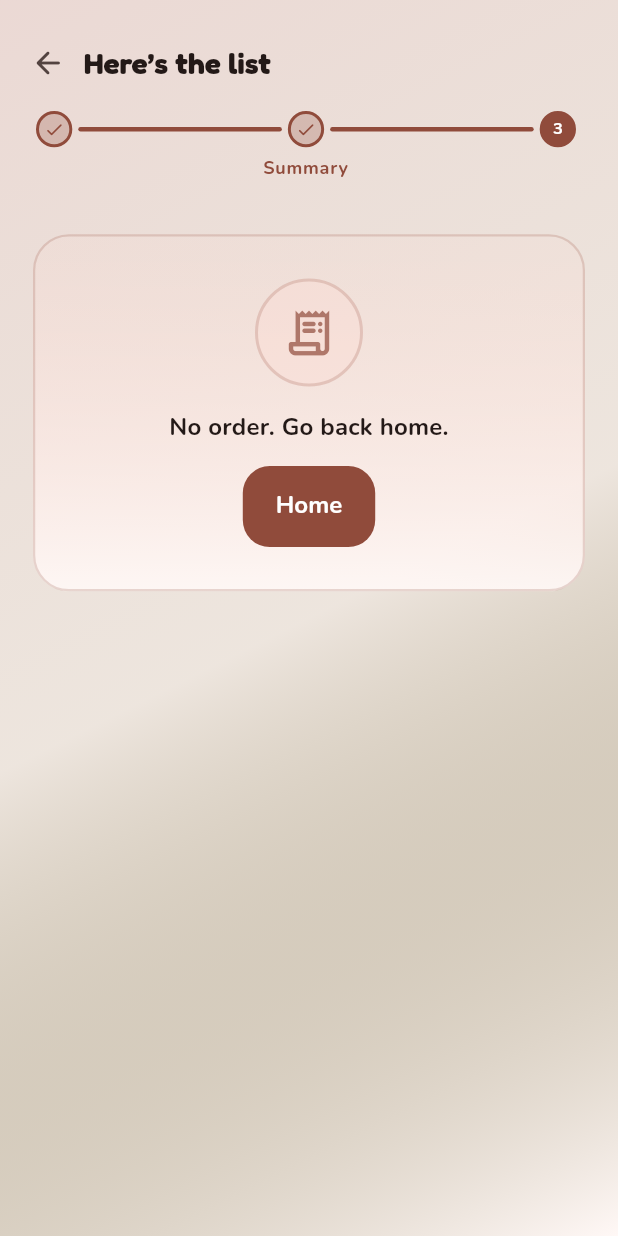
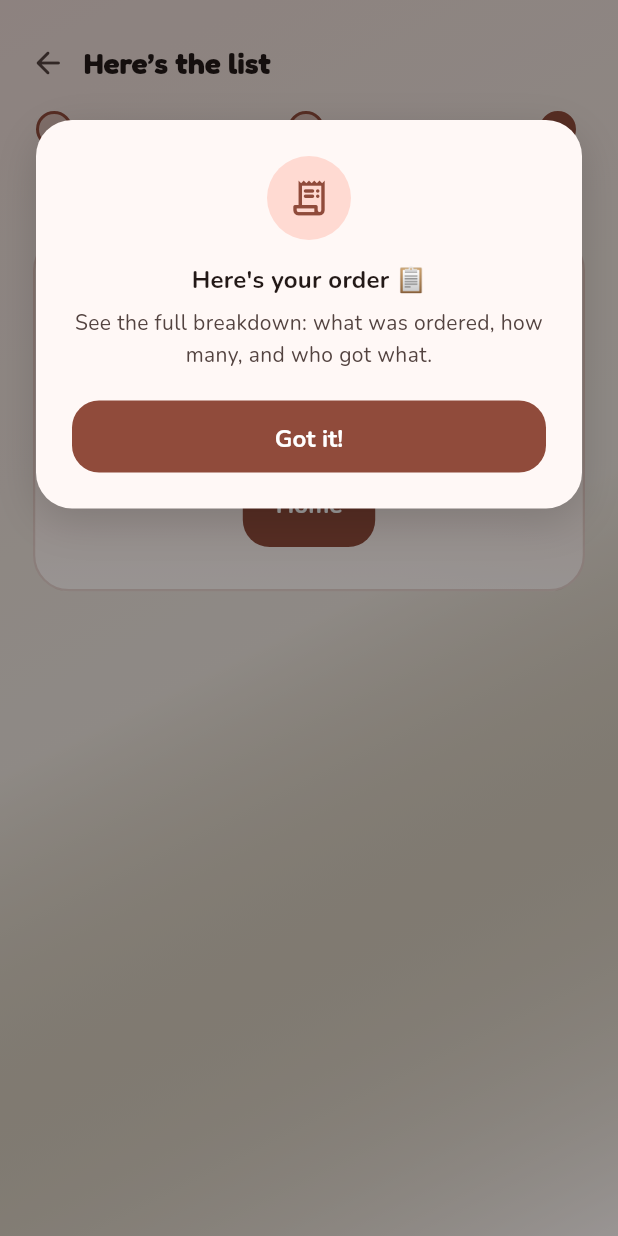
Before and after one commit to Juma1988/crew_bites, a Flutter app: the OutputHistoryPage screen opened by its route, on a phone screen of 412 x 824 dp. Run offline on Flutter 3.47's test engine with Material 3 defaults, Android fonts, the phone set to English and light mode, and no system bars; our stand-ins replace flutter_markdown, share_plus, shared_preferences; accounts and stored records are empty.

Commit message:
Add summary page onboarding (3 steps + done)

```diff
--- a/lib/core/translate.dart
+++ b/lib/core/translate.dart
@@ -836,4 +836,27 @@ class Translate {
         'Swipe a food card to undo one item for the selected person. Empty cards get removed entirely.',
         'اسحب بطاقة الأكل عشان ترجع واحدة للشخص المختار. البطاقات الفاضية بتتمسح.',
       );
+
+  // ── Summary page onboarding ────────────────────────────────────────
+
+  String get obSummaryTitle => _tr('Here\'s your order 📋', 'الطلب بتاعك 📋');
+
+  String get obSummaryBody => _tr(
+        'See the full breakdown: what was ordered, how many, and who got what.',
+        'شوف التفاصيل: إيه اللي اتكمل، كام واحدة، ومين أخد إيه.',
+      );
+
+  String get obShareTitle => _tr('Share it! 📤', 'شاركه! 📤');
+
+  String get obShareBody => _tr(
+        'Tap Share to send the order as text to your group chat or copy it.',
+        'دوس شارك عشان تبعت الطلب كنص في شات الجروب أو تنسخه.',
+      );
+
+  String get obBundleSaveTitle => _tr('Save for next time 💾', 'احفظ للمرة الجاية 💾');
+
+  String get obBundleSaveBody => _tr(
+        'Like this order? Save it as a bundle to load it instantly next time!',
+        'عجبك الطلب؟ احفظه كباقة عشان تنزّله في ثانية المرة الجاية!',
+      );
 }
--- a/lib/core/values/app_values.dart
+++ b/lib/core/values/app_values.dart
@@ -116,6 +116,7 @@ abstract final class AppValues {
   // ── Onboarding ─────────────────────────────────────────────────────
   static const String prefsOnboardingDone = 'onboarding_done';
   static const String prefsOrdersOnboardingDone = 'orders_onboarding_done';
+  static const String prefsSummaryOnboardingDone = 'summary_onboarding_done';
 
   // ── Currency ────────────────────────────────────────────────────────
 
--- a/lib/screens/output_history_page.dart
+++ b/lib/screens/output_history_page.dart
@@ -17,6 +17,7 @@ import '../models/order_models.dart';
 import '../models/output_args.dart';
 import '../models/restaurant_group.dart';
 import '../widgets/section_card.dart';
+import '../widgets/summary_onboarding.dart';
 import '../widgets/wizard_step_bar.dart';
 import 'homepage.dart';
 import 'add_orders_page.dart';
@@ -43,6 +44,7 @@ class _OutputHistoryPageState extends State<OutputHistoryPage> {
   final _wholeOrderKey = GlobalKey();
   final _whoOrderedKey = GlobalKey();
   final _actionsKey = GlobalKey();
+  final _summaryOnboardingKey = GlobalKey<SummaryOnboardingState>();
   int _swipeDownCount = 0;
   bool _neonUnlocked = false;
   bool _unlocking = false;
@@ -500,7 +502,7 @@ class _OutputHistoryPageState extends State<OutputHistoryPage> {
         final current = _current;
         final hasCurrent = current != null && current.hasContent;
 
-        return Scaffold(
+        return SummaryOnboarding(key: _summaryOnboardingKey, child: Scaffold(
       body: Stack(
         children: [
           Positioned.fill(
@@ -742,6 +744,7 @@ class _OutputHistoryPageState extends State<OutputHistoryPage> {
         ),
       ],
     ),
+  ),
   );
       },
     );
--- /dev/null
+++ b/lib/widgets/summary_onboarding.dart
@@ -0,0 +1,255 @@
+import 'package:flutter/material.dart';
+import 'package:shared_preferences/shared_preferences.dart';
+
+import '../core/app_haptics.dart';
+import '../core/theme.dart';
+import '../core/translate.dart';
+import '../core/values/app_values.dart';
+
+/// In-page onboarding overlay for the Summary/Output page.
+/// Teaches order review, sharing, and bundle saving — only once.
+class SummaryOnboarding extends StatefulWidget {
+  const SummaryOnboarding({super.key, required this.child});
+
+  final Widget child;
+
+  static Future<bool> isDone() async {
+    final prefs = await SharedPreferences.getInstance();
+    return prefs.getBool(AppValues.prefsSummaryOnboardingDone) ?? false;
+  }
+
+  static Future<void> markDone() async {
+    final prefs = await SharedPreferences.getInstance();
+    await prefs.setBool(AppValues.prefsSummaryOnboardingDone, true);
+  }
+
+  @override
+  State<SummaryOnboarding> createState() => SummaryOnboardingState();
+}
+
+class SummaryOnboardingState extends State<SummaryOnboarding> {
+  static const t = Translate();
+  OverlayEntry? _overlay;
+  int _step = 0;
+
+  @override
+  void initState() {
+    super.initState();
+    _init();
+  }
+
+  Future<void> _init() async {
+    final done = await SummaryOnboarding.isDone();
+    if (done || !mounted) return;
+    WidgetsBinding.instance.addPostFrameCallback((_) {
+      if (mounted) _startStep1();
+    });
+  }
+
+  void _startStep1() {
+    _step = 1;
+    _showOverlay(
+      icon: Icons.receipt_long_rounded,
+      title: t.obSummaryTitle,
+      body: t.obSummaryBody,
+      buttonText: t.onboardingNext,
+      onTap: _next,
+    );
+  }
+
+  void _startStep2() {
+    _step = 2;
+    _showOverlay(
+      icon: Icons.ios_share_rounded,
+      title: t.obShareTitle,
+      body: t.obShareBody,
+      buttonText: t.onboardingNext,
+      onTap: _next,
+    );
+  }
+
+  void _startStep3() {
+    _step = 3;
+    _showOverlay(
+      icon: Icons.playlist_add_rounded,
+      title: t.obBundleSaveTitle,
+      body: t.obBundleSaveBody,
+      buttonText: t.onboardingNext,
+      onTap: _next,
+    );
+  }
+
+  void _finish() async {
+    _step = 4;
+    await SummaryOnboarding.markDone();
+    if (!mounted) return;
+    _showOverlay(
+      icon: Icons.check_circle_outline_rounded,
+      title: t.onboardingDoneTitle,
+      body: t.onboardingDoneBody,
+      buttonText: t.onboardingDone,
+      onTap: () {
+        _overlay?.remove();
+        _overlay = null;
+        SummaryOnboarding.markDone();
+      },
+    );
+  }
+
+  void _next() {
+    _overlay?.remove();
+    _overlay = null;
+    switch (_step) {
+      case 1:
+        _startStep2();
+        break;
+      case 2:
+        _startStep3();
+        break;
+      case 3:
+        _finish();
+        break;
+    }
+  }
+
+  void _showOverlay({
+    required IconData icon,
+    required String title,
+    required String body,
+    required String buttonText,
+    required VoidCallback onTap,
+  }) {
+    _overlay?.remove();
+    _overlay = OverlayEntry(
+      builder: (ctx) => _SummaryOnboardingCard(
+        icon: icon,
+        title: title,
+        body: body,
+        buttonText: buttonText,
+        onTap: onTap,
+      ),
+    );
+    Overlay.of(context).insert(_overlay!);
+  }
+
+  @override
+  void dispose() {
+    _overlay?.remove();
+    super.dispose();
+  }
+
+  @override
+  Widget build(BuildContext context) => widget.child;
+}
+
+class _SummaryOnboardingCard extends StatelessWidget {
+  const _SummaryOnboardingCard({
+    required this.icon,
+    required this.title,
+    required this.body,
+    required this.buttonText,
+    required this.onTap,
+  });
+
+  final IconData icon;
+  final String title;
+  final String body;
+  final String buttonText;
+  final VoidCallback onTap;
+
+  @override
+  Widget build(BuildContext context) {
+    final theme = Theme.of(context);
+    final scheme = theme.colorScheme;
+    final topPadding = MediaQuery.of(context).padding.top;
+
+    return Stack(
+      children: [
+        Positioned.fill(
+          child: GestureDetector(
+            onTap: onTap,
+            child: Container(
+              color: Colors.black.withValues(alpha: 0.4),
+            ),
+          ),
+        ),
+        Positioned(
+          top: topPadding + 80,
+          left: 24,
+          right: 24,
+          child: Material(
+            color: Colors.transparent,
+            child: TweenAnimationBuilder<double>(
+              tween: Tween(begin: 0, end: 1),
+              duration: const Duration(milliseconds: 300),
+              builder: (context, val, child) => Opacity(
+                opacity: val,
+                child: Transform.translate(
+                  offset: Offset(0, 20 * (1 - val)),
+                  child: child,
+                ),
+              ),
+              child: Container(
+                decoration: BoxDecoration(
+                  color: scheme.surface,
+                  borderRadius: BorderRadius.circular(AppTheme.radiusCard),
+                  boxShadow: [
+                    BoxShadow(
+                      color: scheme.shadow.withValues(alpha: 0.15),
+                      blurRadius: 24,
+                      offset: const Offset(0, 8),
+                    ),
+                  ],
+                ),
+                padding: const EdgeInsets.all(24),
+                child: Column(
+                  mainAxisSize: MainAxisSize.min,
+                  children: [
+                    Container(
+                      width: 56,
+                      height: 56,
+                      decoration: BoxDecoration(
+                        shape: BoxShape.circle,
+                        color: scheme.primaryContainer,
+                      ),
+                      child: Icon(icon, size: 28, color: scheme.primary),
+                    ),
+                    const SizedBox(height: 16),
+                    Text(
+                      title,
+                      style: theme.textTheme.titleMedium?.copyWith(
+                        fontWeight: FontWeight.w800,
+                      ),
+                      textAlign: TextAlign.center,
+                    ),
+                    const SizedBox(height: 8),
+                    Text(
+                      body,
+                      style: theme.textTheme.bodyMedium?.copyWith(
+                        color: scheme.onSurfaceVariant,
+                        height: 1.5,
+                      ),
+                      textAlign: TextAlign.center,
+                    ),
+                    const SizedBox(height: 20),
+                    SizedBox(
+                      width: double.infinity,
+                      height: 48,
+                      child: FilledButton(
+                        onPressed: () {
+                          AppHaptics.selectionClick();
+                          onTap();
+                        },
+                        child: Text(buttonText),
+                      ),
+                    ),
+                  ],
+                ),
+              ),
+            ),
+          ),
+        ),
+      ],
+    );
+  }
+}
```
